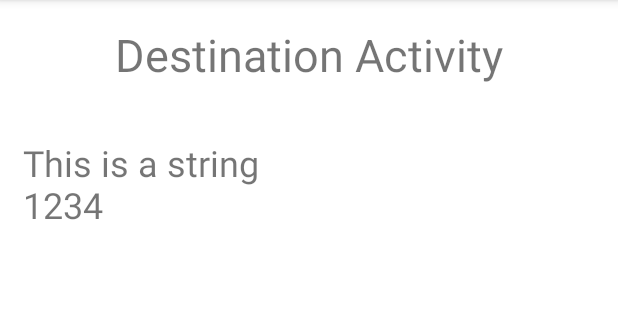
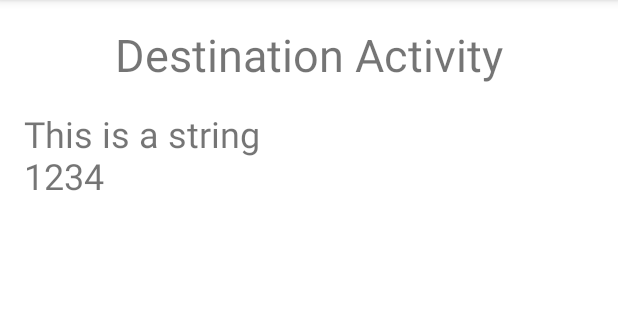
Before and after one commit to dragancajic/AndroidIntents, an Android app: the screen it shows after launch (DestinationActivity), after a tap on "CREATE EXPLICIT INTENT", on a phone screen of 412 x 824 dp, the part 84-404 px from its top. Run offline under Robolectric (Android 15) with nearby library versions, the phone set to English and light mode, and no system bars.

Commit message:
tweak margins and padding of TextView

```diff
--- a/app/src/main/res/layout/activity_destination.xml
+++ b/app/src/main/res/layout/activity_destination.xml
@@ -22,11 +22,13 @@
 
 	<TextView
 		android:id="@+id/txtValues"
-        android:layout_width="381dp"
+		android:layout_width="match_parent"
 		android:layout_height="138dp"
+		android:layout_margin="8dp"
 		android:layout_marginStart="8dp"
-        android:layout_marginTop="35dp"
+		android:layout_marginTop="32dp"
 		android:layout_marginEnd="8dp"
+		android:padding="8dp"
 		android:textSize="24sp"
 		app:layout_constraintEnd_toEndOf="parent"
 		app:layout_constraintStart_toStartOf="parent"
```
Lines whose indentation alone changed are shown as unchanged.
